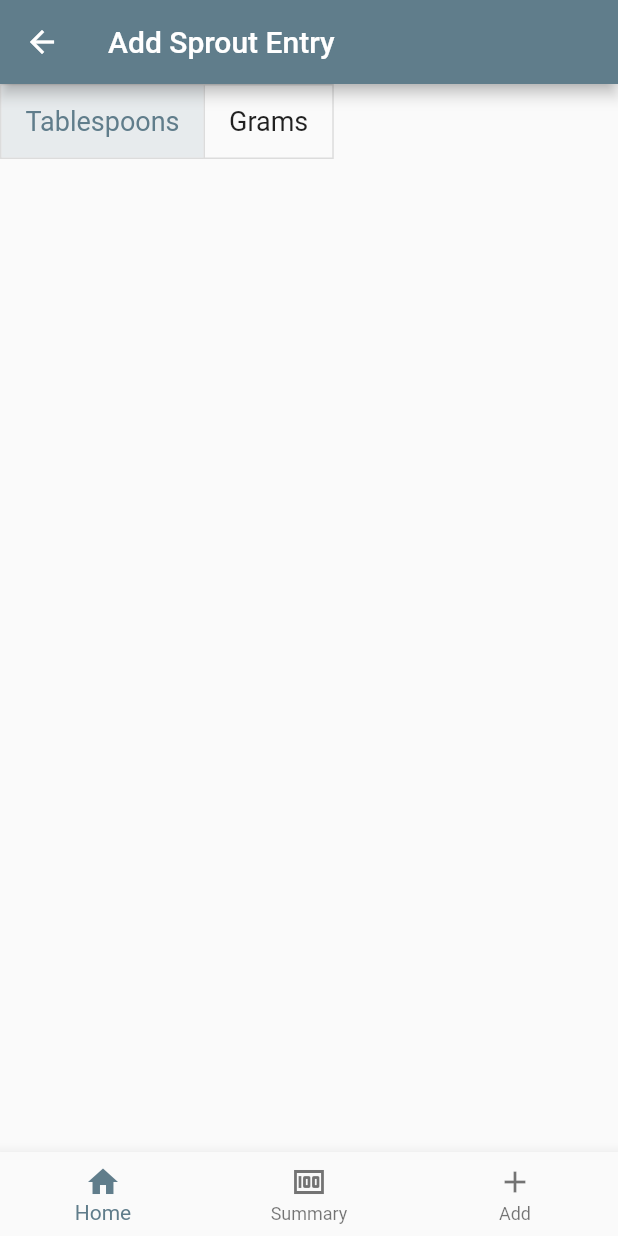
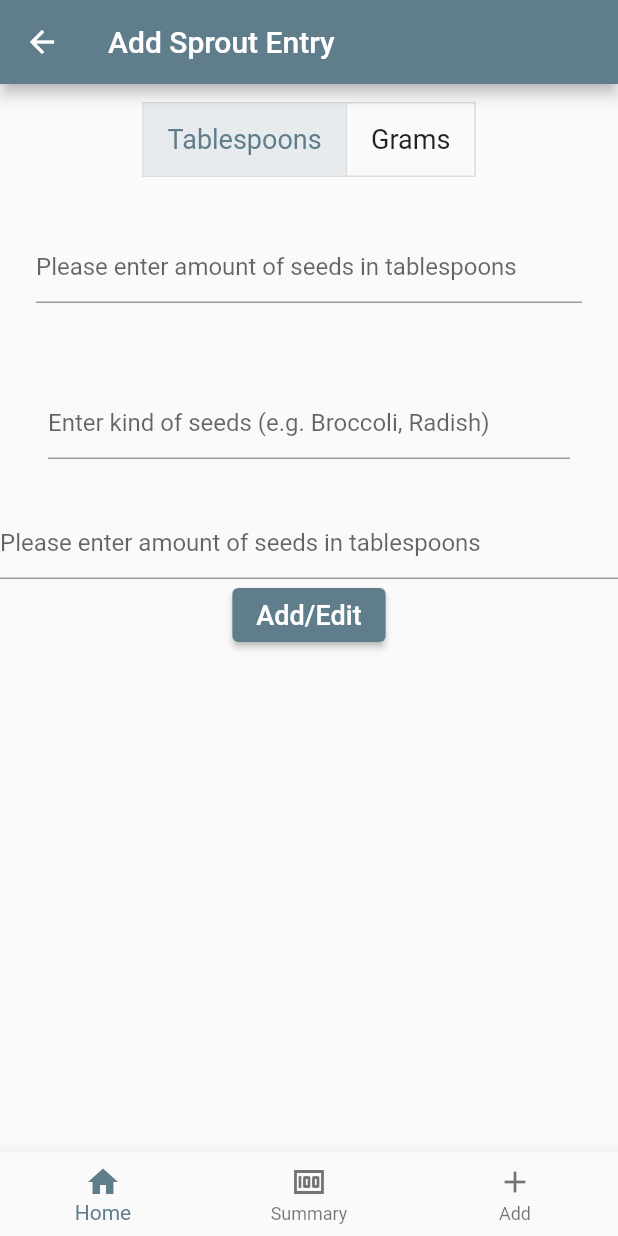
Before and after one commit to deanagan/expenses_tracker, a Flutter app: the AddEntryScreen screen opened by its route, on a phone screen of 412 x 824 dp. Run offline on Flutter 3.47's test engine with Material 2 defaults, Android fonts, the light colour scheme and no system bars.

Commit message:
Some work on the add/edit sprouts

```diff
--- a/lib/screens/add_entry_screen.dart
+++ b/lib/screens/add_entry_screen.dart
@@ -9,13 +9,20 @@ class AddEntryScreen extends StatefulWidget {
 }
 
 class _AddEntryScreenState extends State<AddEntryScreen> {
+  final TextEditingController txtAmount = TextEditingController();
+  final TextEditingController txtKind = TextEditingController();
+  final TextEditingController txtDateStart = TextEditingController();
   final double fontSize = 18;
   String result = '';
   bool isTablespoons = true;
   bool isGrams = false;
   double? amount;
   int? targetDays;
+  String kind = '';
   late List<bool> isSelected;
+  String amountMessage = '';
+  String dateMessage = '';
+  String kindMessage = '';
 
   @override
   void initState() {
@@ -25,27 +32,62 @@ class _AddEntryScreenState extends State<AddEntryScreen> {
 
   @override
   Widget build(BuildContext context) {
+    amountMessage =
+        'Please enter amount of seeds in ${isTablespoons ? 'tablespoons' : 'grams'}';
+    kindMessage = 'Enter kind of seeds (e.g. Broccoli, Radish)';
+    dateMessage = 'Enter date started';
+
     return Scaffold(
         appBar: AppBar(title: const Text('Add Sprout Entry')),
         bottomNavigationBar: const BottomMenu(),
-        body: Column(
+        body: SingleChildScrollView(
+          child: Column(
             children: [
-            ToggleButtons(
+              Padding(
+                padding: const EdgeInsets.all(12.0),
+                child: ToggleButtons(
                   children: [
                     Padding(
                       padding: const EdgeInsets.symmetric(horizontal: 16),
-                  child:
-                      Text('Tablespoons', style: TextStyle(fontSize: fontSize)),
+                      child: Text('Tablespoons',
+                          style: TextStyle(fontSize: fontSize)),
                     ),
                     Padding(
                       padding: const EdgeInsets.symmetric(horizontal: 16),
-                  child: Text('Grams', style: TextStyle(fontSize: fontSize)),
+                      child:
+                          Text('Grams', style: TextStyle(fontSize: fontSize)),
                     ),
                   ],
                   isSelected: isSelected,
                   onPressed: toggleMeasurement,
                 ),
+              ),
+              Padding(
+                padding: const EdgeInsets.all(24.0),
+                child: TextField(
+                  controller: txtAmount,
+                  keyboardType: TextInputType.number,
+                  decoration: InputDecoration(hintText: amountMessage),
+                ),
+              ),
+              Padding(
+                padding: const EdgeInsets.all(32.0),
+                child: TextField(
+                  controller: txtKind,
+                  keyboardType: TextInputType.text,
+                  decoration: InputDecoration(hintText: kindMessage),
+                ),
+              ),
+              TextField(
+                controller: txtDateStart,
+                onTap: showDatePicker,
+                decoration: InputDecoration(hintText: amountMessage),
+              ),
+              ElevatedButton(
+                  onPressed: submitEntry,
+                  child: Text('Add/Edit', style: TextStyle(fontSize: fontSize)))
             ],
+          ),
         ));
   }
 
@@ -61,4 +103,12 @@ class _AddEntryScreenState extends State<AddEntryScreen> {
       isSelected = [isTablespoons, isGrams];
     });
   }
+
+  void submitEntry() {
+    // Submit entry to backend
   }
+
+  void showDatePicker() {
+    // Implement date picker
+  }
+}
```
Lines whose indentation alone changed are shown as unchanged.
